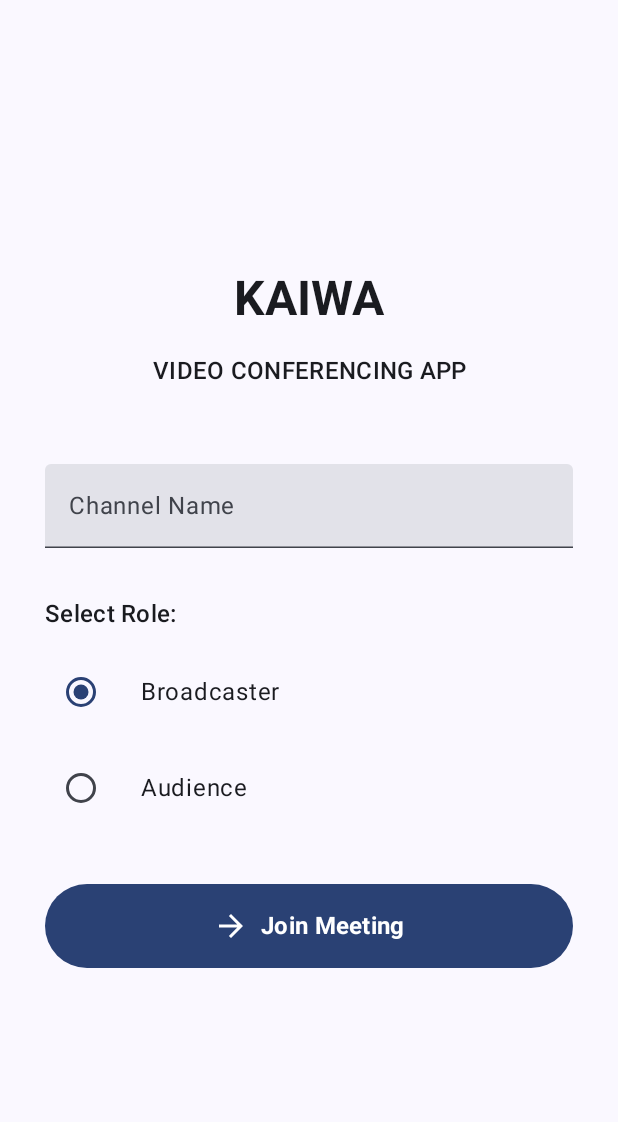
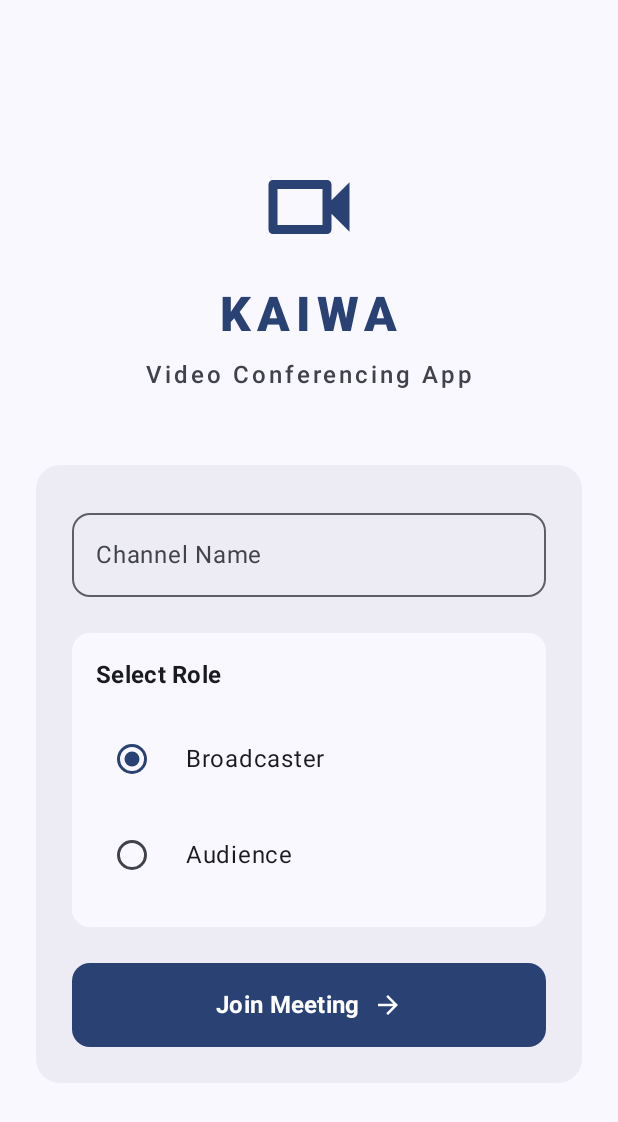
Before and after one commit to Rhapsodictree/Kaiwa, an Android app built with Jetpack Compose: the screen it shows after launch (MainActivity), on a phone screen of 412 x 824 dp. Shown: the top 1122 px of the screen. Run offline under Robolectric (Android 15) with nearby library versions, the phone set to English and light mode, and no system bars.

Commit message:
26oct(final)

```diff
--- a/app/src/main/java/com/example/kaiwa/MainActivity.kt
+++ b/app/src/main/java/com/example/kaiwa/MainActivity.kt
@@ -5,16 +5,20 @@ import android.os.Bundle
 import android.widget.Toast
 import androidx.activity.ComponentActivity
 import androidx.activity.compose.setContent
+import androidx.compose.foundation.Image
 import androidx.compose.foundation.layout.*
 import androidx.compose.foundation.rememberScrollState
-import androidx.compose.foundation.selection.selectable
+import androidx.compose.foundation.shape.RoundedCornerShape
 import androidx.compose.foundation.verticalScroll
 import androidx.compose.material.icons.Icons
 import androidx.compose.material.icons.filled.ArrowForward
+import androidx.compose.material.icons.outlined.Videocam
 import androidx.compose.material3.*
 import androidx.compose.runtime.*
 import androidx.compose.ui.Alignment
 import androidx.compose.ui.Modifier
+import androidx.compose.ui.draw.clip
+import androidx.compose.ui.graphics.Color
 import androidx.compose.ui.platform.LocalContext
 import androidx.compose.ui.text.font.FontWeight
 import androidx.compose.ui.text.style.TextAlign
@@ -43,38 +47,72 @@ class MainActivity : ComponentActivity() {
 fun LoginPage() {
     var isLoading by remember { mutableStateOf(false) }
 
+    Box(
+        modifier = Modifier
+            .fillMaxSize()
+            .padding(horizontal = 24.dp)
+    ) {
         Column(
             modifier = Modifier
                 .fillMaxSize()
-            .padding(horizontal = 20.dp)
                 .verticalScroll(rememberScrollState()),
             verticalArrangement = Arrangement.Center,
             horizontalAlignment = Alignment.CenterHorizontally,
         ) {
-        // App Title
-        Text(
-            text = "KAIWA",
-            style = MaterialTheme.typography.headlineLarge,
-            fontWeight = FontWeight.Bold
+            // App Logo and Title Section
+            Icon(
+                imageVector = Icons.Outlined.Videocam,
+                contentDescription = "App Logo",
+                modifier = Modifier.size(72.dp),
+                tint = MaterialTheme.colorScheme.primary
             )
 
             Spacer(modifier = Modifier.height(16.dp))
 
             Text(
-            text = "VIDEO CONFERENCING APP",
-            style = MaterialTheme.typography.titleMedium,
-            textAlign = TextAlign.Center
+                text = "KAIWA",
+                style = MaterialTheme.typography.headlineLarge.copy(
+                    fontWeight = FontWeight.ExtraBold,
+                    letterSpacing = 4.sp
+                ),
+                color = MaterialTheme.colorScheme.primary
             )
 
-        Spacer(modifier = Modifier.height(50.dp))
+            Text(
+                text = "Video Conferencing App",
+                style = MaterialTheme.typography.titleMedium.copy(
+                    letterSpacing = 2.sp
+                ),
+                color = MaterialTheme.colorScheme.onSurfaceVariant,
+                modifier = Modifier.padding(top = 8.dp)
+            )
 
+            Spacer(modifier = Modifier.height(48.dp))
+
+            // Main Content Card
+            Card(
+                modifier = Modifier.fillMaxWidth(),
+                shape = RoundedCornerShape(16.dp),
+                colors = CardDefaults.cardColors(
+                    containerColor = MaterialTheme.colorScheme.surfaceVariant.copy(alpha = 0.5f)
+                )
+            ) {
                 if (isLoading) {
+                    Box(
+                        modifier = Modifier
+                            .fillMaxWidth()
+                            .padding(32.dp),
+                        contentAlignment = Alignment.Center
+                    ) {
                         CircularProgressIndicator()
+                    }
                 } else {
                     InputFields(
                         onJoinClick = { isLoading = true },
                         onJoinComplete = { isLoading = false }
                     )
+                }
+            }
         }
     }
 }
@@ -92,11 +130,11 @@ private fun InputFields(
     var selectedRole by remember { mutableStateOf(userRoleOptions[0]) }
 
     Column(
-        modifier = Modifier.padding(horizontal = 10.dp),
-        verticalArrangement = Arrangement.Center,
+        modifier = Modifier.padding(24.dp),
+        verticalArrangement = Arrangement.spacedBy(24.dp),
     ) {
         // Channel Name Input
-        TextField(
+        OutlinedTextField(
             value = channelName,
             onValueChange = {
                 channelName = it
@@ -108,45 +146,55 @@ private fun InputFields(
             supportingText = channelNameError?.let {
                 { Text(it, color = MaterialTheme.colorScheme.error) }
             },
-            modifier = Modifier
-                .fillMaxWidth()
-                .padding(bottom = if (channelNameError != null) 0.dp else 16.dp),
+            modifier = Modifier.fillMaxWidth(),
+            shape = RoundedCornerShape(12.dp),
+            colors = OutlinedTextFieldDefaults.colors(
+                focusedBorderColor = MaterialTheme.colorScheme.primary,
+                unfocusedBorderColor = MaterialTheme.colorScheme.outline
+            ),
             singleLine = true
         )
-
-        Spacer(modifier = Modifier.height(16.dp))
-
-        // Role Selection
+        // Role Selection Card
+        Card(
+            modifier = Modifier.fillMaxWidth(),
+            colors = CardDefaults.cardColors(
+                containerColor = MaterialTheme.colorScheme.surface
+            ),
+            shape = RoundedCornerShape(12.dp)
+        ) {
+            Column(
+                modifier = Modifier.padding(16.dp)
+            ) {
                 Text(
-            text = "Select Role:",
+                    text = "Select Role",
                     style = MaterialTheme.typography.titleMedium,
-            modifier = Modifier.padding(bottom = 8.dp)
+                    fontWeight = FontWeight.Bold,
+                    modifier = Modifier.padding(bottom = 12.dp)
                 )
 
                 userRoleOptions.forEach { role ->
                     Row(
                         modifier = Modifier
                             .fillMaxWidth()
-                    .selectable(
-                        selected = (role == selectedRole),
-                        onClick = { selectedRole = role }
-                    )
                             .padding(vertical = 8.dp),
                         verticalAlignment = Alignment.CenterVertically
                     ) {
                         RadioButton(
                             selected = (role == selectedRole),
-                    onClick = { selectedRole = role }
+                            onClick = { selectedRole = role },
+                            colors = RadioButtonDefaults.colors(
+                                selectedColor = MaterialTheme.colorScheme.primary
+                            )
                         )
                         Text(
                             text = role,
                             style = MaterialTheme.typography.bodyLarge,
-                    modifier = Modifier.padding(start = 16.dp)
+                            modifier = Modifier.padding(start = 12.dp)
                         )
                     }
                 }
-
-        Spacer(modifier = Modifier.height(32.dp))
+            }
+        }
 
         // Join Button
         Button(
@@ -175,20 +223,21 @@ private fun InputFields(
             modifier = Modifier
                 .fillMaxWidth()
                 .height(56.dp),
+            shape = RoundedCornerShape(12.dp),
             colors = ButtonDefaults.buttonColors(
                 containerColor = MaterialTheme.colorScheme.primary
             )
         ) {
-            Icon(
-                Icons.Filled.ArrowForward,
-                contentDescription = "Join",
-                modifier = Modifier.size(24.dp)
-            )
-            Spacer(modifier = Modifier.size(ButtonDefaults.IconSpacing))
             Text(
                 text = "Join Meeting",
                 style = MaterialTheme.typography.titleMedium,
                 fontWeight = FontWeight.Bold
+            )
+            Spacer(modifier = Modifier.size(8.dp))
+            Icon(
+                Icons.Filled.ArrowForward,
+                contentDescription = "Join",
+                modifier = Modifier.size(20.dp)
             )
         }
     }
--- a/app/src/main/java/com/example/kaiwa/view/VideoActivity.kt
+++ b/app/src/main/java/com/example/kaiwa/view/VideoActivity.kt
@@ -38,13 +38,10 @@ import kotlinx.coroutines.launch
 import com.example.kaiwa.config.APP_ID
 import com.example.kaiwa.config.token
 
-
-
 private const val TAG = "AgoraVideoCall"
 private val REQUIRED_PERMISSIONS = arrayOf(
     Manifest.permission.RECORD_AUDIO,
     Manifest.permission.CAMERA
-
 )
 
 class VideoActivity : ComponentActivity() {
@@ -80,7 +77,6 @@ fun VideoScreen(channelName: String, userRole: String) {
     val context = LocalContext.current
     val scope = rememberCoroutineScope()
 
-    // Permission handling
     val permissionLauncher = rememberLauncherForActivityResult(
         ActivityResultContracts.RequestMultiplePermissions()
     ) { permissions ->
@@ -99,7 +95,6 @@ fun VideoScreen(channelName: String, userRole: String) {
         }
     }
 
-    // Check initial permissions
     LaunchedEffect(Unit) {
         val hasPermissions = REQUIRED_PERMISSIONS.all {
             ContextCompat.checkSelfPermission(context, it) == PackageManager.PERMISSION_GRANTED
@@ -185,7 +180,8 @@ private fun VideoCallContent(
         engine?.let { safeEngine ->
             ControlPanel(
                 engine = safeEngine,
-                modifier = Modifier.align(Alignment.BottomCenter)
+                modifier = Modifier.align(Alignment.BottomCenter),
+                userRole = userRole
             )
         }
     }
@@ -223,7 +219,8 @@ private fun RemoteVideoView(
 @Composable
 private fun ControlPanel(
     engine: RtcEngine,
-    modifier: Modifier = Modifier
+    modifier: Modifier = Modifier,
+    userRole: String
 ) {
     var isMuted by remember { mutableStateOf(false) }
     var isVideoEnabled by remember { mutableStateOf(true) }
@@ -237,6 +234,8 @@ private fun ControlPanel(
         horizontalArrangement = Arrangement.SpaceEvenly,
         verticalAlignment = Alignment.CenterVertically
     ) {
+        if (userRole == "Broadcaster") {
+            // Only show mic control for broadcasters
             IconButton(
                 onClick = {
                     isMuted = !isMuted
@@ -252,14 +251,16 @@ private fun ControlPanel(
                     tint = Color.White
                 )
             }
+        }
 
+        // End call button is available for both roles
         IconButton(
             onClick = {
                 engine.leaveChannel()
                 activity?.finish()
             },
             modifier = Modifier
-                .size(72.dp)
+                .size(if (userRole == "Broadcaster") 72.dp else 56.dp)
                 .background(Color.Red, CircleShape)
         ) {
             Icon(
@@ -269,6 +270,8 @@ private fun ControlPanel(
             )
         }
 
+        if (userRole == "Broadcaster") {
+            // Only show video control for broadcasters
             IconButton(
                 onClick = {
                     isVideoEnabled = !isVideoEnabled
@@ -283,6 +286,7 @@ private fun ControlPanel(
                     contentDescription = "Toggle Video",
                     tint = Color.White
                 )
+            }
         }
     }
 }
```
Also changed, not shown: app/src/main/ic_launcher-playstore.png, app/src/main/res/mipmap-hdpi/ic_launcher.webp, app/src/main/res/mipmap-hdpi/ic_launcher_foreground.webp, app/src/main/res/mipmap-hdpi/ic_launcher_round.webp, app/src/main/res/mipmap-mdpi/ic_launcher.webp, app/src/main/res/mipmap-mdpi/ic_launcher_foreground.webp, app/src/main/res/mipmap-mdpi/ic_launcher_round.webp, app/src/main/res/mipmap-xhdpi/ic_launcher.webp, app/src/main/res/mipmap-xhdpi/ic_launcher_foreground.webp, app/src/main/res/mipmap-xhdpi/ic_launcher_round.webp, app/src/main/res/mipmap-xxhdpi/ic_launcher.webp, app/src/main/res/mipmap-xxhdpi/ic_launcher_foreground.webp, app/src/main/res/mipmap-xxhdpi/ic_launcher_round.webp, app/src/main/res/mipmap-xxxhdpi/ic_launcher.webp, 2 more files. Lines whose indentation alone changed are shown as unchanged.
